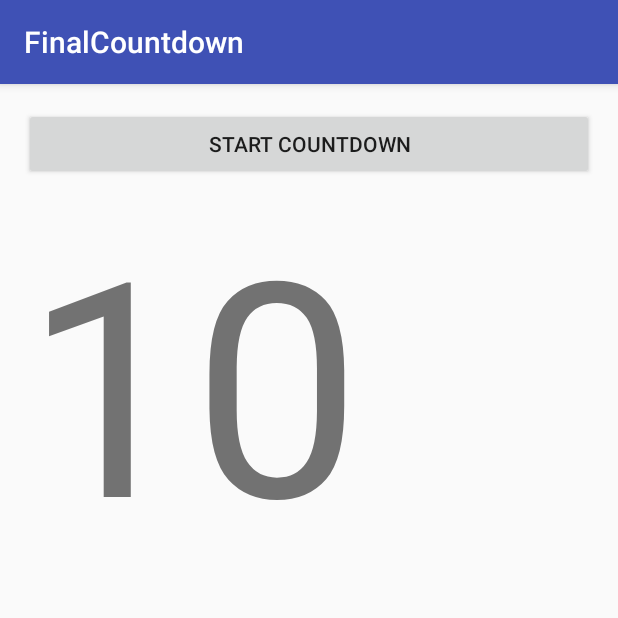
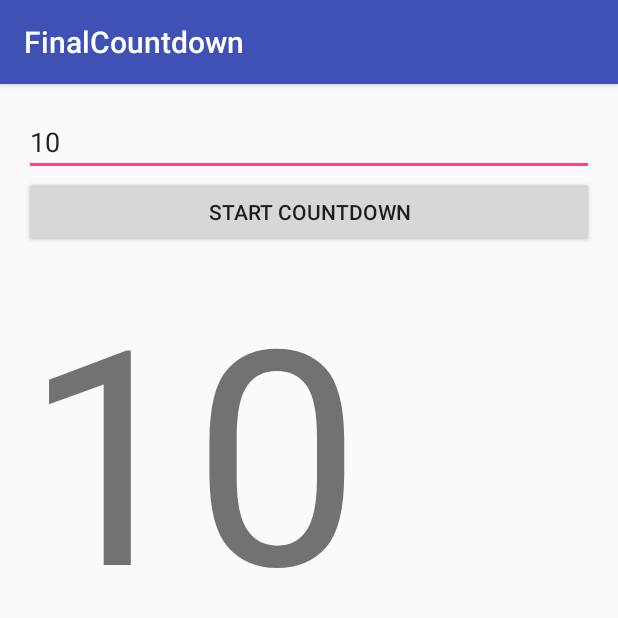
Before and after one commit to pxai/android-finalcountdown, an Android app: the screen it shows after launch (MainActivity), after a tap on "START COUNTDOWN", on a phone screen of 412 x 824 dp, the top half of it. Run offline under Robolectric (Android 15) with nearby library versions, the phone set to English and light mode, and no system bars; 1 other tap on this screen came first.

Commit message:
Added custom number

```diff
--- a/app/src/main/java/io/pello/android/finalcountdown/CountdownTask.java
+++ b/app/src/main/java/io/pello/android/finalcountdown/CountdownTask.java
@@ -27,7 +27,6 @@ public class CountdownTask
     @Override
     protected void onPreExecute () {
         Toast.makeText(this.mainActivity, "Starting Async Task", Toast.LENGTH_SHORT).show();
-        this.mainActivity.getCountDownNumber().setText("10");
     }
 
     @Override
--- a/app/src/main/java/io/pello/android/finalcountdown/MainActivity.java
+++ b/app/src/main/java/io/pello/android/finalcountdown/MainActivity.java
@@ -4,23 +4,30 @@ import android.media.MediaPlayer;
 import android.support.v7.app.AppCompatActivity;
 import android.os.Bundle;
 import android.util.Log;
+import android.view.KeyEvent;
 import android.view.View;
+import android.widget.EditText;
 import android.widget.TextView;
 
 public class MainActivity extends AppCompatActivity {
     private MediaPlayer mPlayer;
     private TextView countDownNumber;
+    private EditText editTextNumber;
+
     @Override
     protected void onCreate(Bundle savedInstanceState) {
         super.onCreate(savedInstanceState);
         setContentView(R.layout.activity_main);
         countDownNumber = (TextView) findViewById(R.id.countdownTextView);
+        editTextNumber = (EditText) findViewById(R.id.editTextNumber);
+
     }
 
     public void startCountdown (View view) {
         Log.d("PELLODEBUG", "And now it begins");
+        countDownNumber.setText(editTextNumber.getText());
         CountdownTask countdownTask = new CountdownTask(this);
-        countdownTask.execute(10);
+        countdownTask.execute(Integer.valueOf(editTextNumber.getText().toString()));
         playSound(R.raw.finalcount);
     }
 
--- a/app/src/main/res/layout/activity_main.xml
+++ b/app/src/main/res/layout/activity_main.xml
@@ -9,6 +9,16 @@
     android:paddingRight="@dimen/activity_horizontal_margin"
     android:paddingTop="@dimen/activity_vertical_margin"
     tools:context="io.pello.android.finalcountdown.MainActivity">
+
+    <EditText
+        android:layout_width="match_parent"
+        android:layout_height="wrap_content"
+        android:inputType="number"
+        android:ems="10"
+        android:id="@+id/editTextNumber"
+        android:layout_gravity="center_horizontal"
+        android:text="10" />
+
     <Button
         android:layout_width="match_parent"
         android:layout_height="wrap_content"
```
